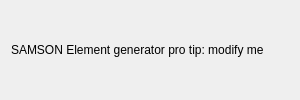
The window that Elements/ProteinScanner/form/SEProteinScannerAppGUI.ui (MathieuRita/INF473-x16) describes before a commit, drawn with Qt 5.
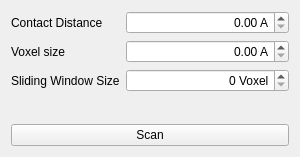
The same window after the commit.

Patch:
```diff
--- a/Elements/ProteinScanner/form/SEProteinScannerAppGUI.ui
+++ b/Elements/ProteinScanner/form/SEProteinScannerAppGUI.ui
@@ -7,7 +7,7 @@
     <x>0</x>
     <y>0</y>
     <width>300</width>
-    <height>100</height>
+    <height>157</height>
    </rect>
   </property>
   <property name="minimumSize">
@@ -21,9 +21,64 @@
   </property>
   <layout class="QVBoxLayout" name="verticalLayout">
    <item>
-    <widget class="QLabel" name="label">
+    <layout class="QFormLayout" name="formLayout">
+     <item row="0" column="0">
+      <widget class="QLabel" name="label">
+       <property name="text">
+        <string>Contact Distance</string>
+       </property>
+      </widget>
+     </item>
+     <item row="0" column="1">
+      <widget class="QDoubleSpinBox" name="doubleSpinBoxContactDistance">
+       <property name="alignment">
+        <set>Qt::AlignRight|Qt::AlignTrailing|Qt::AlignVCenter</set>
+       </property>
+       <property name="suffix">
+        <string> A</string>
+       </property>
+      </widget>
+     </item>
+     <item row="1" column="1">
+      <widget class="QDoubleSpinBox" name="doubleSpinBoxVoxelSize">
+       <property name="alignment">
+        <set>Qt::AlignRight|Qt::AlignTrailing|Qt::AlignVCenter</set>
+       </property>
+       <property name="suffix">
+        <string> A</string>
+       </property>
+      </widget>
+     </item>
+     <item row="2" column="0">
+      <widget class="QLabel" name="label_3">
+       <property name="text">
+        <string>Sliding Window Size</string>
+       </property>
+      </widget>
+     </item>
+     <item row="2" column="1">
+      <widget class="QSpinBox" name="spinBox">
+       <property name="alignment">
+        <set>Qt::AlignRight|Qt::AlignTrailing|Qt::AlignVCenter</set>
+       </property>
+       <property name="suffix">
+        <string> Voxel</string>
+       </property>
+      </widget>
+     </item>
+     <item row="1" column="0">
+      <widget class="QLabel" name="label_2">
+       <property name="text">
+        <string>Voxel size</string>
+       </property>
+      </widget>
+     </item>
+    </layout>
+   </item>
+   <item>
+    <widget class="QPushButton" name="pushButton">
      <property name="text">
-      <string>SAMSON Element generator pro tip: modify me</string>
+      <string>Scan</string>
      </property>
     </widget>
    </item>
```
Left out of the diff: 22 changed lines with no effect on the pictures.
